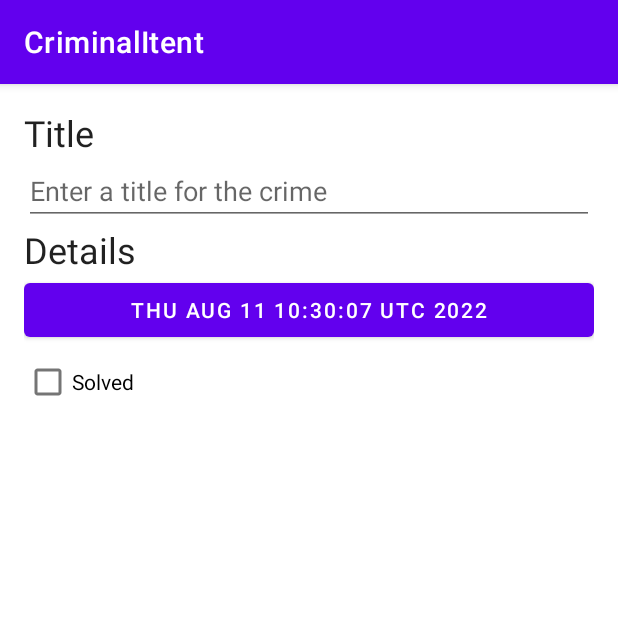
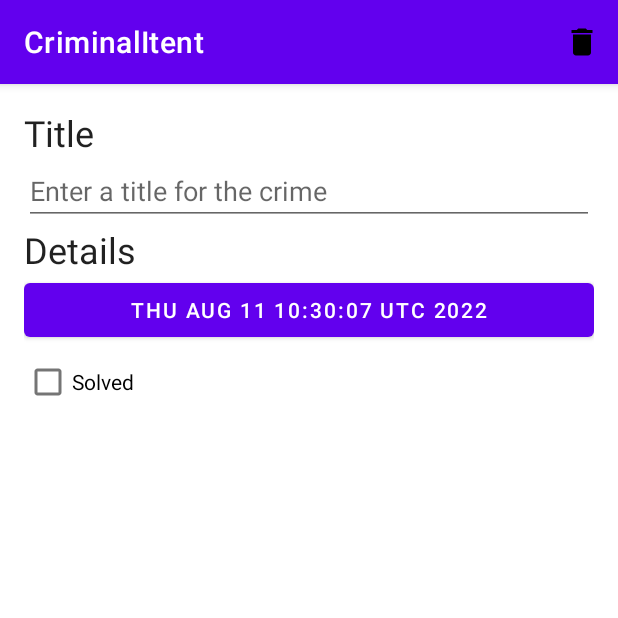
Before and after one commit to jpoh281/BigNerdRanch_Android_5th, an Android app: the screen it shows after launch (MainActivity), after a tap on "New Crime", on a phone screen of 412 x 824 dp, the top half of it. Run offline under Robolectric (Android 15) with nearby library versions, the phone set to English and light mode, and no system bars; our stand-ins replace Room's generated code.

Commit message:
✨챌린지 2 완성

```diff
--- a/CriminalItent/app/src/main/java/com/hdd/criminalitent/CrimeDetailFragment.kt
+++ b/CriminalItent/app/src/main/java/com/hdd/criminalitent/CrimeDetailFragment.kt
@@ -2,9 +2,7 @@ package com.hdd.criminalitent
 
 import android.os.Bundle
 import android.util.Log
-import android.view.LayoutInflater
-import android.view.View
-import android.view.ViewGroup
+import android.view.*
 import androidx.core.widget.doOnTextChanged
 import androidx.fragment.app.Fragment
 import androidx.fragment.app.setFragmentResultListener
@@ -31,9 +29,29 @@ class CrimeDetailFragment : Fragment() {
         CrimeDetailViewModelFactory(args.crimeId)
     }
 
-    private lateinit var crime: Crime
+    private val args: CrimeDetailFragmentArgs by navArgs()
 
-    private val args: CrimeDetailFragmentArgs by navArgs()
+    override fun onCreate(savedInstanceState: Bundle?) {
+        super.onCreate(savedInstanceState)
+        setHasOptionsMenu(true)
+    }
+
+    override fun onOptionsItemSelected(item: MenuItem): Boolean {
+        return when (item.itemId) {
+            R.id.delete_crime -> {
+                deleteCrime()
+                true
+            }
+            else -> super.onOptionsItemSelected(item)
+        }
+    }
+
+    private fun deleteCrime() {
+        viewLifecycleOwner.lifecycleScope.launch {
+            crimeDetailViewModel.deleteCrime(crimeDetailViewModel.crime.value!!)
+            findNavController().popBackStack()
+        }
+    }
 
     override fun onCreateView(
         inflater: LayoutInflater,
@@ -73,6 +91,11 @@ class CrimeDetailFragment : Fragment() {
         }
     }
 
+    override fun onCreateOptionsMenu(menu: Menu, inflater: MenuInflater) {
+        super.onCreateOptionsMenu(menu, inflater)
+        inflater.inflate(R.menu.fragment_crime_detail, menu)
+    }
+
     override fun onDestroyView() {
         super.onDestroyView()
         _binding = null
--- a/CriminalItent/app/src/main/java/com/hdd/criminalitent/CrimeDetailViewModel.kt
+++ b/CriminalItent/app/src/main/java/com/hdd/criminalitent/CrimeDetailViewModel.kt
@@ -31,6 +31,10 @@ class CrimeDetailViewModel(crimeId: UUID) : ViewModel() {
         }
     }
 
+    suspend fun deleteCrime(crime: Crime){
+        crimeRepository.deleteCrime(crime)
+    }
+
     override fun onCleared() {
         super.onCleared()
 
--- a/CriminalItent/app/src/main/java/com/hdd/criminalitent/CrimeRepository.kt
+++ b/CriminalItent/app/src/main/java/com/hdd/criminalitent/CrimeRepository.kt
@@ -37,6 +37,10 @@ class CrimeRepository private constructor(
         database.crimeDao().addCrime(crime)
     }
 
+    suspend fun deleteCrime(crime: Crime){
+        database.crimeDao().deleteCrime(crime)
+    }
+
     companion object {
         private var INSTANCE: CrimeRepository? = null
 
--- a/CriminalItent/app/src/main/java/com/hdd/criminalitent/database/CrimeDao.kt
+++ b/CriminalItent/app/src/main/java/com/hdd/criminalitent/database/CrimeDao.kt
@@ -1,9 +1,6 @@
 package com.hdd.criminalitent.database
 
-import androidx.room.Dao
-import androidx.room.Insert
-import androidx.room.Query
-import androidx.room.Update
+import androidx.room.*
 import com.hdd.criminalitent.Crime
 import kotlinx.coroutines.flow.Flow
 import java.util.*
@@ -22,4 +19,7 @@ interface CrimeDao {
 
     @Insert
     suspend fun addCrime(crime: Crime)
+
+    @Delete
+    suspend fun deleteCrime(crime: Crime)
 }
--- /dev/null
+++ b/CriminalItent/app/src/main/res/drawable/ic_menu_delete.xml
@@ -0,0 +1,5 @@
+<vector android:height="24dp" android:tint="#000000"
+    android:viewportHeight="24" android:viewportWidth="24"
+    android:width="24dp" xmlns:android="http://schemas.android.com/apk/res/android">
+    <path android:fillColor="@android:color/white" android:pathData="M6,19c0,1.1 0.9,2 2,2h8c1.1,0 2,-0.9 2,-2V7H6v12zM19,4h-3.5l-1,-1h-5l-1,1H5v2h14V4z"/>
+</vector>
--- /dev/null
+++ b/CriminalItent/app/src/main/res/menu/fragment_crime_detail.xml
@@ -0,0 +1,9 @@
+<?xml version="1.0" encoding="utf-8"?>
+<menu xmlns:android="http://schemas.android.com/apk/res/android"
+    xmlns:app="http://schemas.android.com/apk/res-auto">
+    <item
+        android:id="@+id/delete_crime"
+        android:icon="@drawable/ic_menu_delete"
+        android:title="@string/delete_crime"
+        app:showAsAction="ifRoom|withText"/>
+</menu>
--- a/CriminalItent/app/src/main/res/values/strings.xml
+++ b/CriminalItent/app/src/main/res/values/strings.xml
@@ -5,5 +5,6 @@
     <string name="crime_detail_label">Details</string>
     <string name="crime_solved_label">Solved</string>
     <string name="new_crime">New Crime</string>
+    <string name="delete_crime">Delete Crime</string>
     <string name="no_data_available">No Crime</string>
 </resources>
```
